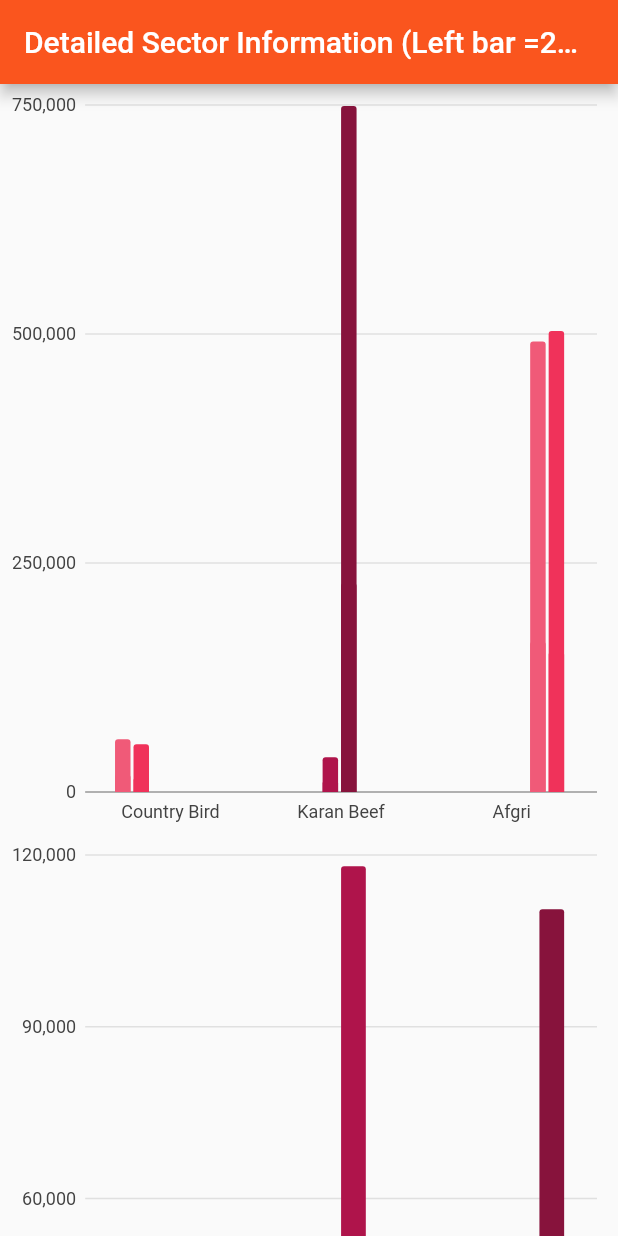
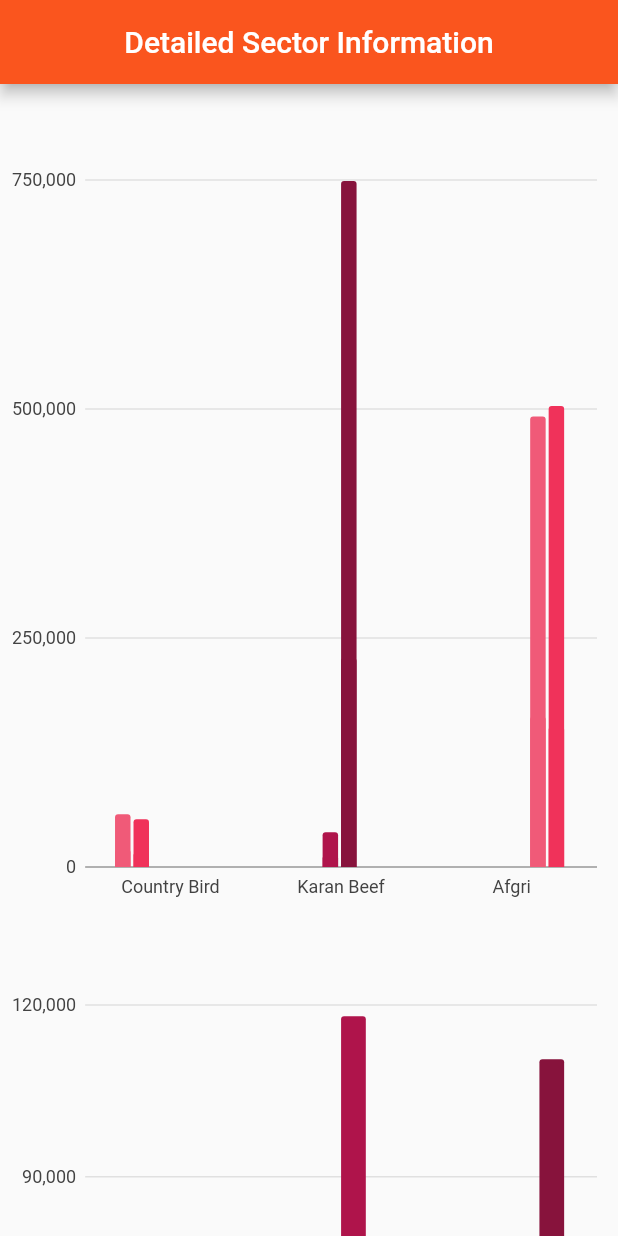
Before and after one commit to Nsuku0/absa_ecg_dashboard, a Flutter app: the BarHome screen opened directly, on a phone screen of 412 x 824 dp. Run offline on Flutter 3.47's test engine with Material 2 defaults, Android fonts, the phone set to English and light mode, and no system bars; our stand-ins replace charts_flutter, syncfusion_flutter_charts; missing offline and left inert: pretty_gauge.

Commit message:
Added space between charts

```diff
--- a/lib/bar_charts/charts/barhome.dart
+++ b/lib/bar_charts/charts/barhome.dart
@@ -14,37 +14,53 @@ class BarHome extends StatelessWidget {
   @override
   Widget build(BuildContext context) {
     return Scaffold(
+
       appBar: AppBar(
-        title: const Text("Detailed Sector Information (Left bar =2020, Right bar = 2021)"),
+        title: const Text("Detailed Sector Information"),
         backgroundColor: headings_orange,
         automaticallyImplyLeading: false,
         centerTitle: true,
 
       ),
 
+
+
       body: SingleChildScrollView(
+
         child: Column(
 
           children: [
+
+            const SizedBox(height: 50,),
 
             SizedBox(
               height: 500,
               child: AgriChart(),
             ),
 
+            const SizedBox(height: 50,),
+
             SizedBox(
               height: 500,
               child: BankingChart(),
             ),
 
+            const SizedBox(height: 50,),
+
             SizedBox(height: 500, child: ManufacturingChart()),
+
+            const SizedBox(height: 50,),
 
             SizedBox(
               height: 500,
               child: MiningChart(),
             ),
 
+            const SizedBox(height: 50,),
+
             SizedBox(height: 500, child: RetailChart()),
+
+            const SizedBox(height: 50,),
 
             SizedBox(height: 500, child: TMTChart()), //
           ],
```
